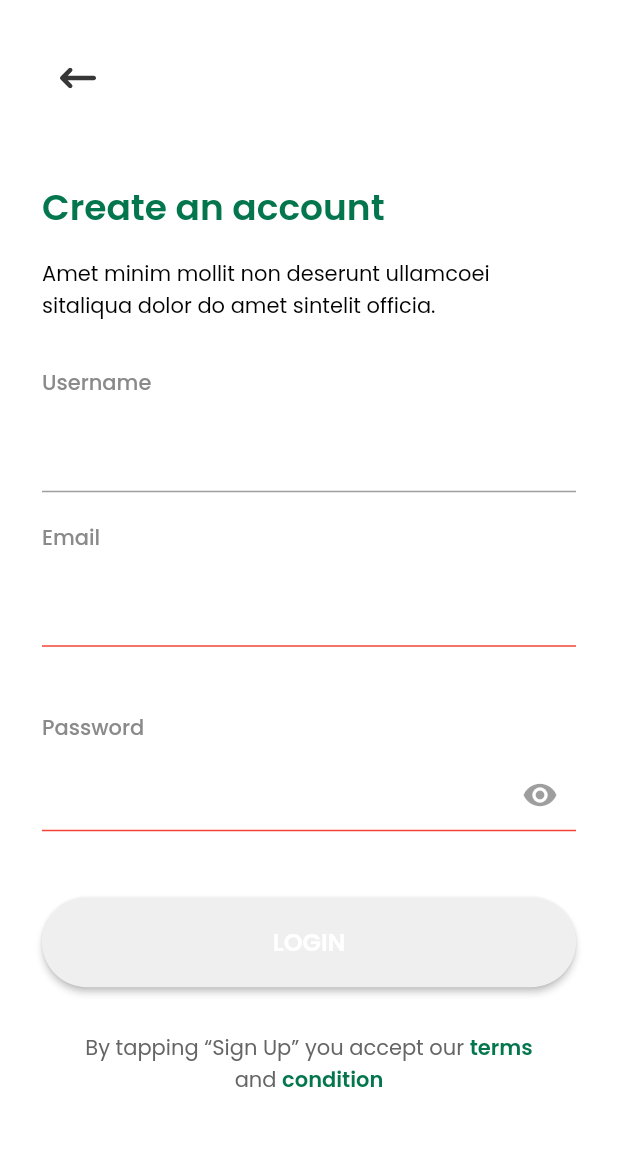
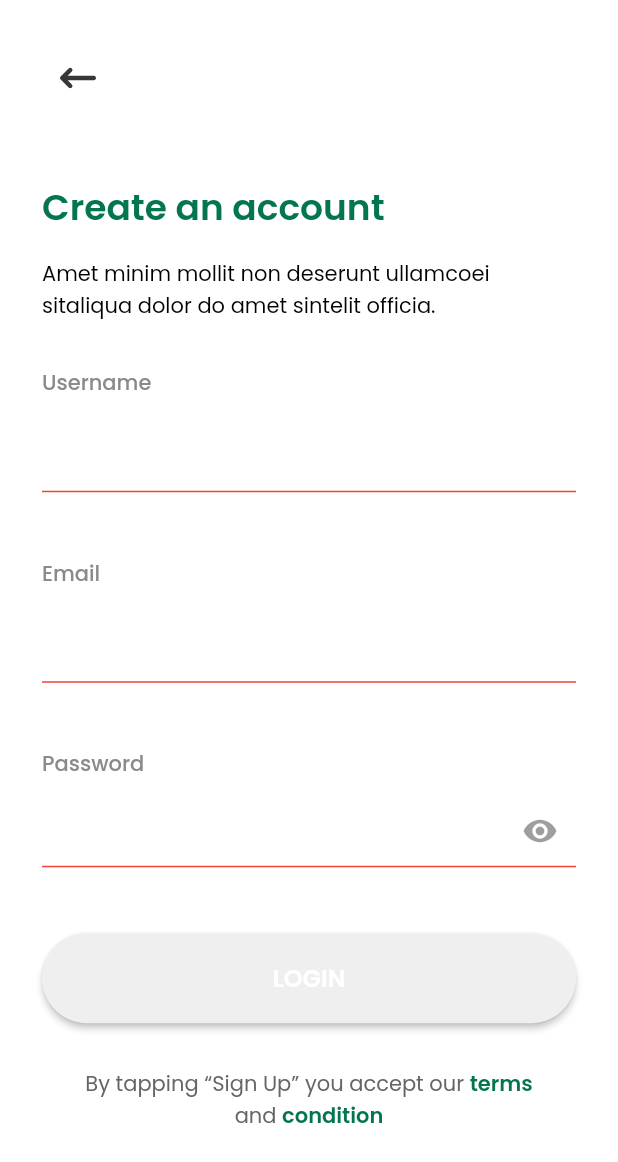
Before and after one commit to duongquangsang080299/flutter_exercise, a Flutter app: the SignUpPage screen opened by its route, on a phone screen of 412 x 824 dp. Shown: the top 1162 px of the screen. Run offline on Flutter 3.47's test engine with Material 2 defaults, Android fonts, the phone set to English and light mode, and no system bars; our stand-ins replace bloc, device_preview, equatable, firebase_auth, firebase_core, flutter_bloc and 4 more; missing offline and left inert: widgetbook, widgetbook_annotation; accounts and stored records are empty; generated files the repository leaves out were written again.

Commit message:
Refactor code practice two

```diff
--- a/lib/blocs/auth/sign_in/sign_in_bloc.dart
+++ b/lib/blocs/auth/sign_in/sign_in_bloc.dart
@@ -3,7 +3,7 @@ import 'package:flutter_bloc/flutter_bloc.dart';
 import 'package:shared_preferences/shared_preferences.dart';
 import 'package:soccer_club_app/core/utils/validator_utils.dart';
 import 'package:soccer_club_app/data/repositories/auth_repo.dart';
-import 'package:soccer_club_app/presentations/view_models/auth/sign_in_view_model.dart';
+import 'package:soccer_club_app/presentations/view_models/auth/sign_in/sign_in_view_model.dart';
 
 part 'sign_in_event.dart';
 part 'sign_in_state.dart';
@@ -46,7 +46,7 @@ class SignInBloc extends Bloc<SignInEvent, SignInState> {
     emit(SignInChangedState(
       form: event.form.copyWith(
           passwordError: passwordError,
-          formValid: passwordValid && state.form.emailValid),
+          formValid: passwordValid && event.form.emailValid),
     ));
   }
 
--- a/lib/presentations/pages/auth/sign_up/sign_up.dart
+++ b/lib/presentations/pages/auth/sign_up/sign_up.dart
@@ -42,7 +42,8 @@ class SignUpBody extends StatelessWidget {
 
   @override
   Widget build(BuildContext context) {
-    return Padding(
+    return SingleChildScrollView(
+      child: Padding(
         padding: const EdgeInsets.all(28),
         child: Column(
           crossAxisAlignment: CrossAxisAlignment.start,
@@ -107,6 +108,7 @@ class SignUpBody extends StatelessWidget {
               textAlign: TextAlign.center,
             ),
           ],
+        ),
       ),
     );
   }
@@ -198,11 +200,11 @@ class _UsernameInput extends StatelessWidget {
           children: [
             SCInput.username(
               labelText: context.l10n.labelUsername,
-              // onChanged: (username) {
-              //   context.read<SignUpBloc>().add(SignUpUsernameChangedEvent(
-              //       form: state.form.copyWith(username: username)));
-              // },
-              // errorText: state.form.usernameError,
+              onChanged: (username) {
+                context.read<SignUpBloc>().add(SignUpUsernameChangedEvent(
+                    form: state.form.copyWith(username: username)));
+              },
+              errorText: state.form.usernameError,
             ),
           ],
         );
--- a/lib/presentations/view_models/auth/sign_up/sign_up_view_model.dart
+++ b/lib/presentations/view_models/auth/sign_up/sign_up_view_model.dart
@@ -1,5 +1,6 @@
 import 'package:flutter/material.dart';
 import 'package:freezed_annotation/freezed_annotation.dart';
+import 'package:soccer_club_app/presentations/view_models/auth/global_key_converter.dart';
 
 part 'sign_up_view_model.freezed.dart';
 part 'sign_up_view_model.g.dart';
--- a/lib/presentations/widgets/input.dart
+++ b/lib/presentations/widgets/input.dart
@@ -51,12 +51,16 @@ class SCInput extends StatelessWidget with InputValidationMixin {
   factory SCInput.username({
     TextInputType keyboardType = TextInputType.name,
     String? labelText,
+    Function(String)? onChanged,
     TextStyle? labelStyle,
+    String? errorText,
     EdgeInsetsGeometry? contentPadding,
   }) {
     return SCInput(
       keyboardType: keyboardType,
       labelText: labelText,
+      onChanged: onChanged,
+      errorText: errorText,
       obscureText: false,
       validator: (username) =>
           InputValidationMixin.validUserName(username ?? ''),
```
Also changed, not shown: lib/widgetbook.dart (+12 -8 lines), lib/presentations/view_models/auth/sign_in/sign_in_view_model.dart (renamed from lib/presentations/view_models/auth/sign_in_view_model.dart), lib/presentations/view_models/auth/sign_in/sign_in_view_model.freezed.dart (renamed from lib/presentations/view_models/auth/sign_in_view_model.freezed.dart), lib/presentations/view_models/auth/sign_in/sign_in_view_model.g.dart (renamed from lib/presentations/view_models/auth/sign_in_view_model.g.dart). Lines whose indentation alone changed are shown as unchanged.
